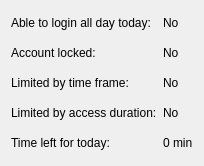
Before: the Qt Designer form src/kcm/ui/status.ui in simgunz/timekpr, drawn with Qt 5.
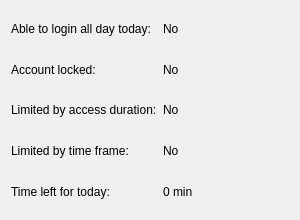
After: the same form once the commit is applied.

Patch:
```diff
--- a/src/kcm/ui/status.ui
+++ b/src/kcm/ui/status.ui
@@ -6,8 +6,8 @@
    <rect>
     <x>0</x>
     <y>0</y>
-    <width>198</width>
-    <height>144</height>
+    <width>300</width>
+    <height>220</height>
    </rect>
   </property>
   <property name="windowTitle">
@@ -64,29 +64,6 @@
     </widget>
    </item>
    <item row="2" column="0">
-    <widget class="QLabel" name="lbLimit">
-     <property name="minimumSize">
-      <size>
-       <width>0</width>
-       <height>24</height>
-      </size>
-     </property>
-     <property name="layoutDirection">
-      <enum>Qt::RightToLeft</enum>
-     </property>
-     <property name="text">
-      <string>Limited by time frame:</string>
-     </property>
-    </widget>
-   </item>
-   <item row="2" column="1">
-    <widget class="QLabel" name="lbBoundStatus">
-     <property name="text">
-      <string>No</string>
-     </property>
-    </widget>
-   </item>
-   <item row="3" column="0">
     <widget class="QLabel" name="lbBound">
      <property name="minimumSize">
       <size>
@@ -102,13 +79,36 @@
      </property>
     </widget>
    </item>
-   <item row="3" column="1">
+   <item row="2" column="1">
     <widget class="QLabel" name="lbLimitStatus">
      <property name="text">
       <string>No</string>
      </property>
     </widget>
    </item>
+   <item row="3" column="0">
+    <widget class="QLabel" name="lbLimit">
+     <property name="minimumSize">
+      <size>
+       <width>0</width>
+       <height>24</height>
+      </size>
+     </property>
+     <property name="layoutDirection">
+      <enum>Qt::RightToLeft</enum>
+     </property>
+     <property name="text">
+      <string>Limited by time frame:</string>
+     </property>
+    </widget>
+   </item>
+   <item row="3" column="1">
+    <widget class="QLabel" name="lbBoundStatus">
+     <property name="text">
+      <string>No</string>
+     </property>
+    </widget>
+   </item>
    <item row="4" column="0">
     <widget class="QLabel" name="lbTimeLeft">
      <property name="minimumSize">
```
